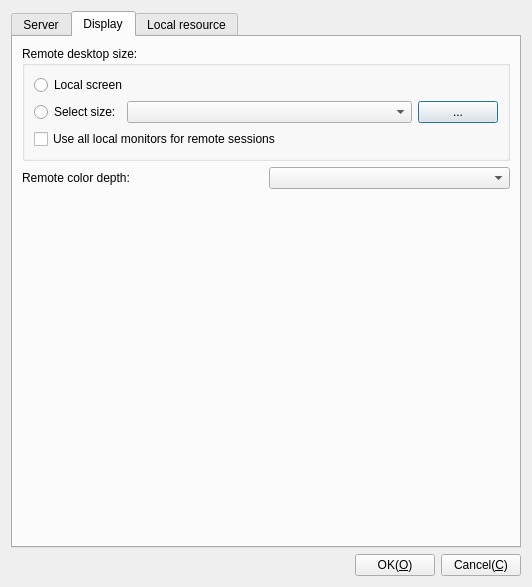
Before: the Qt Designer form Plugins/FreeRDP/Client/DlgSetFreeRDP.ui in KangLin/RabbitRemoteControl, drawn with Qt 5.
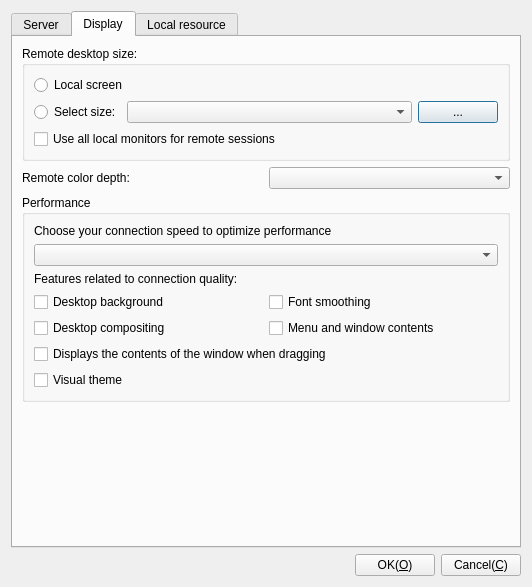
After: the same form once the commit is applied. The open tabs and pages were chosen to show the change. Icons and pictures are not drawn. Custom widgets are drawn as their Qt base class.

Commit message: FreeRDP: add connect type parameters

What changed in the file:
```diff
--- a/Plugins/FreeRDP/Client/DlgSetFreeRDP.ui
+++ b/Plugins/FreeRDP/Client/DlgSetFreeRDP.ui
@@ -21,7 +21,7 @@
    <item row="0" column="0">
     <widget class="QTabWidget" name="tabWidget">
      <property name="currentIndex">
-      <number>0</number>
+      <number>1</number>
      </property>
      <property name="movable">
       <bool>false</bool>
@@ -255,6 +255,36 @@
        <string>Display</string>
       </attribute>
       <layout class="QGridLayout" name="gridLayout_4">
+       <item row="1" column="0">
+        <layout class="QHBoxLayout" name="horizontalLayout_6">
+         <item>
+          <widget class="QLabel" name="label_7">
+           <property name="text">
+            <string>Remote color depth:</string>
+           </property>
+           <property name="wordWrap">
+            <bool>true</bool>
+           </property>
+          </widget>
+         </item>
+         <item>
+          <widget class="QComboBox" name="cbColorDepth"/>
+         </item>
+        </layout>
+       </item>
+       <item row="4" column="0">
+        <spacer name="verticalSpacer_2">
+         <property name="orientation">
+          <enum>Qt::Orientation::Vertical</enum>
+         </property>
+         <property name="sizeHint" stdset="0">
+          <size>
+           <width>20</width>
+           <height>131</height>
+          </size>
+         </property>
+        </spacer>
+       </item>
        <item row="0" column="0">
         <widget class="QGroupBox" name="groupBox">
          <property name="title">
@@ -319,35 +349,81 @@
          </layout>
         </widget>
        </item>
-       <item row="1" column="0">
-        <layout class="QHBoxLayout" name="horizontalLayout_6">
-         <item>
-          <widget class="QLabel" name="label_7">
-           <property name="text">
-            <string>Remote color depth:</string>
-           </property>
-           <property name="wordWrap">
-            <bool>true</bool>
-           </property>
-          </widget>
-         </item>
-         <item>
-          <widget class="QComboBox" name="cbColorDepth"/>
-         </item>
-        </layout>
-       </item>
        <item row="2" column="0">
-        <spacer name="verticalSpacer_2">
-         <property name="orientation">
-          <enum>Qt::Orientation::Vertical</enum>
+        <widget class="QGroupBox" name="groupBox_5">
+         <property name="title">
+          <string>Performance</string>
          </property>
-         <property name="sizeHint" stdset="0">
-          <size>
-           <width>20</width>
-           <height>131</height>
-          </size>
-         </property>
-        </spacer>
+         <layout class="QGridLayout" name="gridLayout_11">
+          <item row="0" column="0">
+           <widget class="QLabel" name="label">
+            <property name="text">
+             <string>Choose your connection speed to optimize performance</string>
+            </property>
+           </widget>
+          </item>
+          <item row="1" column="0">
+           <widget class="QComboBox" name="cbConnectType"/>
+          </item>
+          <item row="2" column="0">
+           <widget class="QLabel" name="label_2">
+            <property name="text">
+             <string>Features related to connection quality:</string>
+            </property>
+           </widget>
+          </item>
+          <item row="3" column="0">
+           <layout class="QHBoxLayout" name="horizontalLayout_3">
+            <item>
+             <widget class="QCheckBox" name="cbDesktopBackground">
+              <property name="text">
+               <string>Desktop background</string>
+              </property>
+             </widget>
+            </item>
+            <item>
+             <widget class="QCheckBox" name="cbFontSmoothing">
+              <property name="text">
+               <string>Font smoothing</string>
+              </property>
+             </widget>
+            </item>
+           </layout>
+          </item>
+          <item row="4" column="0">
+           <layout class="QHBoxLayout" name="horizontalLayout_13">
+            <item>
+             <widget class="QCheckBox" name="cbDesktopCompositing">
+              <property name="text">
+               <string>Desktop compositing</string>
+              </property>
+             </widget>
+            </item>
+            <item>
+             <widget class="QCheckBox" name="cbMenuAnims">
+              <property name="text">
+               <string>Menu and window contents</string>
+              </property>
+             </widget>
+            </item>
+           </layout>
+          </item>
+          <item row="5" column="0">
+           <widget class="QCheckBox" name="cbWindowDrag">
+            <property name="text">
+             <string>Displays the contents of the window when dragging</string>
+            </property>
+           </widget>
+          </item>
+          <item row="6" column="0">
+           <widget class="QCheckBox" name="cbThemes">
+            <property name="text">
+             <string>Visual theme</string>
+            </property>
+           </widget>
+          </item>
+         </layout>
+        </widget>
        </item>
       </layout>
      </widget>
```
The commit also changes 5 other files.
